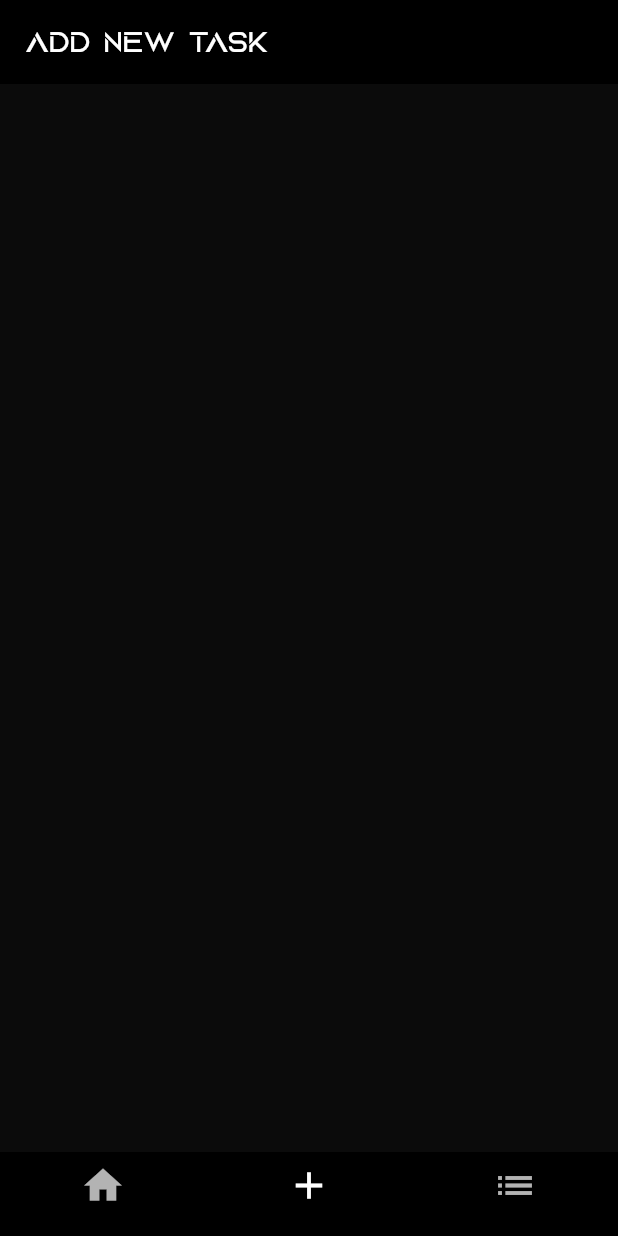
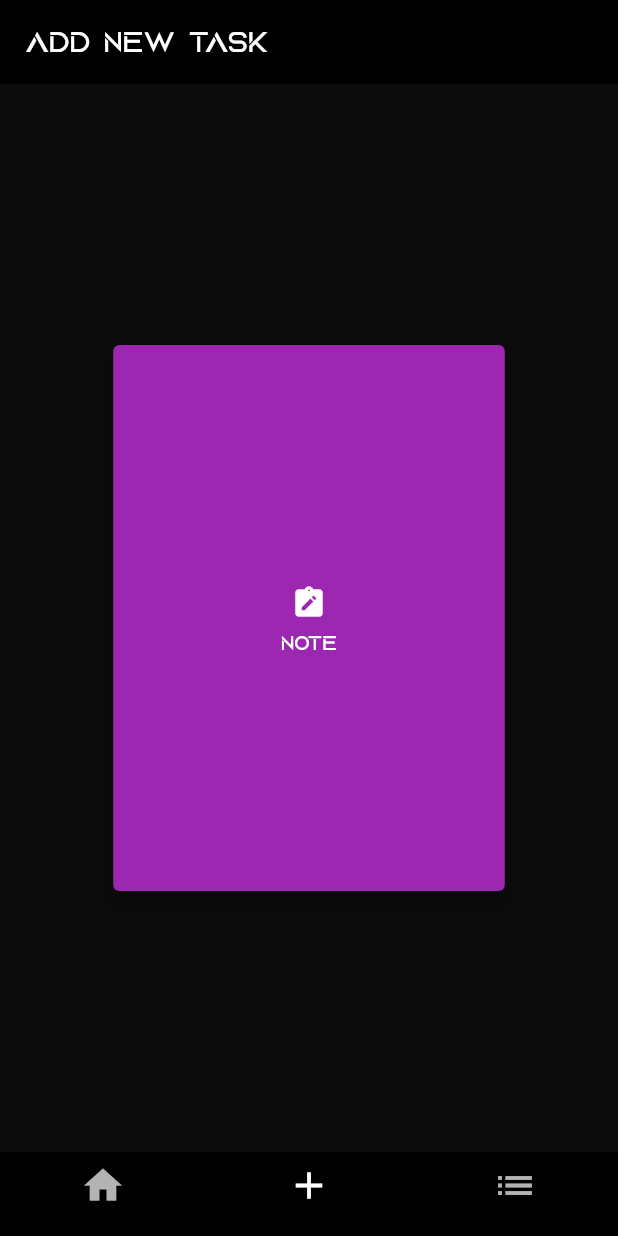
Before and after one commit to TsalemisIasonas/Task_Manager, a Flutter app: the screen it shows after launch, item 2 of the bottom bar chosen, on a phone screen of 412 x 824 dp. Run offline on Flutter 3.47's test engine with Material 2 defaults, Android fonts, the phone set to English and light mode, and no system bars.

```diff
--- a/lib/pages/add_task_page.dart
+++ b/lib/pages/add_task_page.dart
@@ -1,20 +1,69 @@
 import 'package:flutter/material.dart';
 import 'package:task_manager/constants/colors.dart';
 
+class NoteCategory {
+  final String name;
+  final IconData icon;
 
-class AddTask extends StatelessWidget {
-   const AddTask({ Key? key }) : super(key: key);
+  NoteCategory(this.name, this.icon);
+}
+
+class NoteCategoryWidget extends StatelessWidget {
+  final NoteCategory noteCategory;
+
+  const NoteCategoryWidget(this.noteCategory);
 
   @override
   Widget build(BuildContext context) {
-    return Scaffold(
-      appBar: AppBar(title: const Text("Add New Task"),
-      elevation: 0,
-      backgroundColor: Colors.black,),
-      body: Container(
-        color: bgColor,
+    return Container(
+      width: double.infinity,
+      child: Card(
+        color: Colors.purple,
+        elevation: 5,
+        child: Column(
+          mainAxisAlignment: MainAxisAlignment.center,
+          crossAxisAlignment: CrossAxisAlignment.center,
+          children: [
+            Icon(noteCategory.icon),
+            const SizedBox(height: 8.0),
+            Text(noteCategory.name),
+          ],
+        ),
       ),
     );
-
   }
 }
+
+class AddTask extends StatelessWidget {
+  const AddTask({Key? key}) : super(key: key);
+
+  @override
+  Widget build(BuildContext context) {
+    Size screenSize = MediaQuery.of(context).size;
+    return Scaffold(
+      backgroundColor: bgColor,
+      appBar: AppBar(
+        title: const Text("Add New Task"),
+        elevation: 0,
+        backgroundColor: Colors.black,
+      ),
+      body: Center(
+        child: SizedBox(
+          height: screenSize.height/2, // Adjust the height as needed
+          width: 3*screenSize.width/4,
+          child: PageView.builder(
+            itemCount: 2, // Number of NoteCategoryWidget instances
+            itemBuilder: (context, index) {
+              return Padding(
+                padding: const EdgeInsets.all(20.0),
+                child: NoteCategoryWidget(index == 0
+                    ? NoteCategory("Note", Icons.note_alt_rounded)
+                    : NoteCategory("CheckList", Icons.checklist_rounded)),
+              );
+            },
+          ),
+        ),
+      ),
+    );
+  }
+}
--- a/lib/pages/home_page.dart
+++ b/lib/pages/home_page.dart
@@ -1,7 +1,6 @@
 import 'package:flutter/material.dart';
 import 'package:task_manager/pages/add_task_page.dart';
 import 'package:task_manager/pages/my_tasks.dart';
-import 'package:task_manager/constants/colors.dart';
 
 class HomePage extends StatefulWidget {
   const HomePage({Key? key}) : super(key: key);
```
